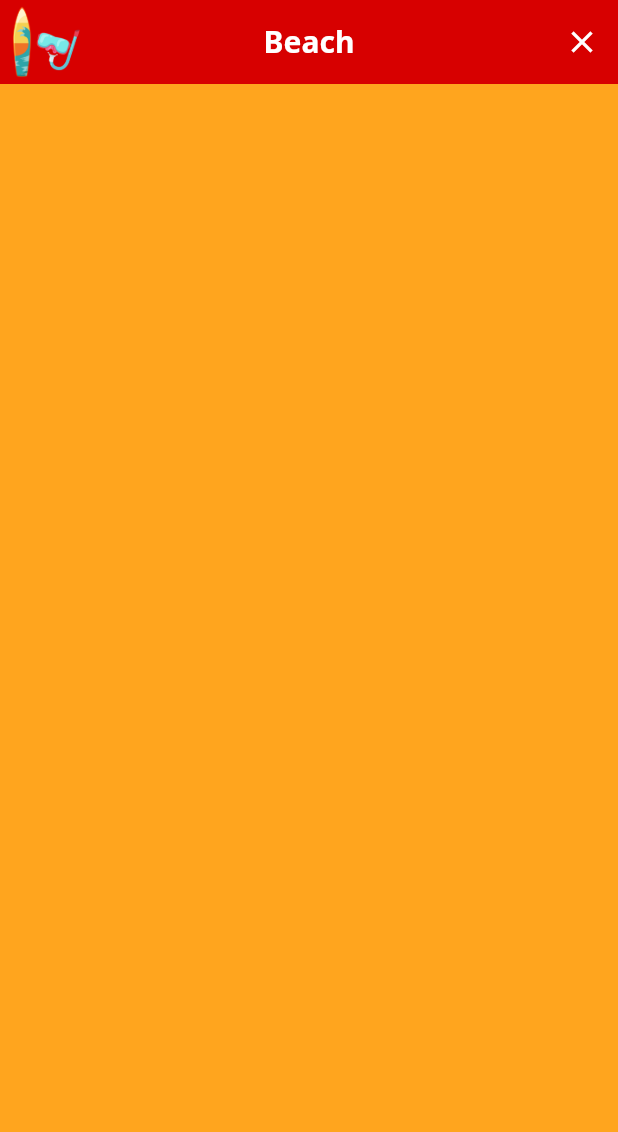
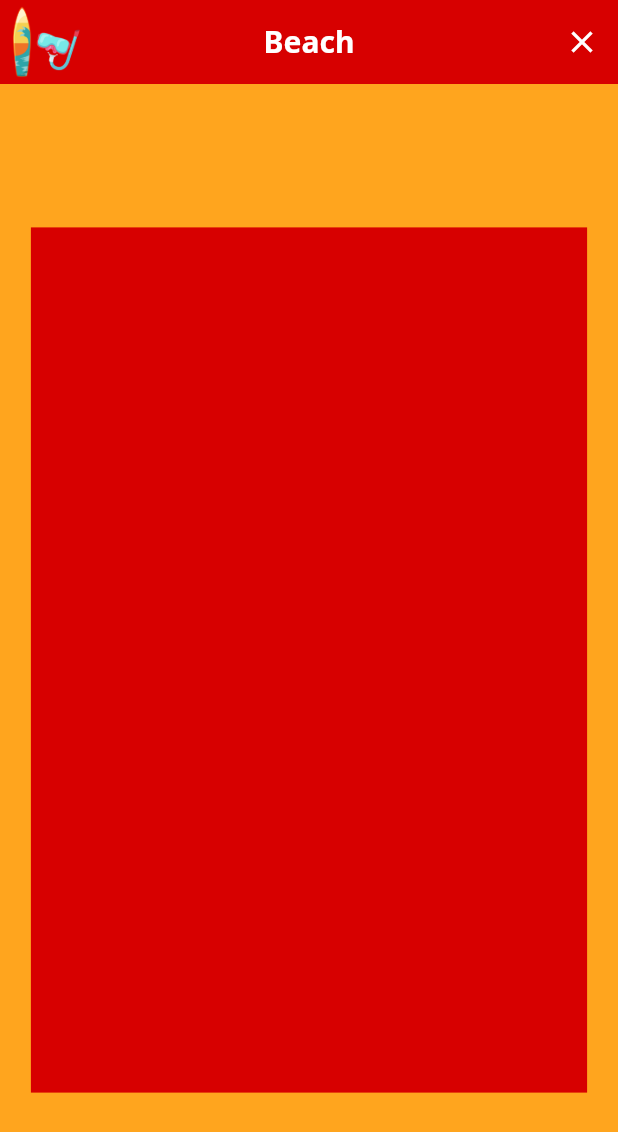
Before and after one commit to peterramsis/learn_app, a Flutter app: the screen it shows after launch, after a tap on "Beach", on a phone screen of 412 x 824 dp. Shown: the top 1132 px of the screen. Run offline on Flutter 3.47's test engine with Material 2 defaults, Android fonts, the phone set to English and light mode, and no system bars; our stand-ins replace google_fonts.

Commit message:
flip card animate

```diff
--- /dev/null
+++ b/lib/animations/half_filp_animation.dart
@@ -0,0 +1,78 @@
+import 'dart:math';
+
+import 'package:flutter/material.dart';
+
+class HalfFlipAnimation extends StatefulWidget {
+  const HalfFlipAnimation(
+      {required this.child,
+        required this.animate,
+        required this.reset,
+        required this.flipFromHalfWay,
+        required this.animationCompleted,
+        Key? key})
+      : super(key: key);
+
+  final Widget child;
+  final bool animate;
+  final bool reset;
+  final bool flipFromHalfWay;
+  final VoidCallback animationCompleted;
+
+  @override
+  State<HalfFlipAnimation> createState() => _HalfFlipAnimationState();
+}
+
+class _HalfFlipAnimationState extends State<HalfFlipAnimation>
+    with SingleTickerProviderStateMixin {
+  late final AnimationController _animationController;
+
+  @override
+  initState() {
+    _animationController = AnimationController(
+        duration: const Duration(milliseconds: 300), vsync: this)
+      ..addListener(() {
+        if (_animationController.isCompleted) {
+          widget.animationCompleted.call();
+        }
+      });
+    super.initState();
+  }
+
+  @override
+  dispose() {
+    _animationController.dispose();
+    super.dispose();
+  }
+
+  @override
+  didUpdateWidget(covariant oldWidget) {
+    if (widget.reset) {
+      _animationController.reset();
+    }
+
+    if (widget.animate) {
+      _animationController.forward();
+    }
+    super.didUpdateWidget(oldWidget);
+  }
+
+  @override
+  Widget build(BuildContext context) {
+    double rotationAdjustment = 0;
+    if (widget.flipFromHalfWay) {
+      rotationAdjustment = pi / 2;
+    }
+
+    return AnimatedBuilder(
+      animation: _animationController,
+      builder: (context, child) => Transform(
+        alignment: Alignment.center,
+        transform: Matrix4.identity()
+          ..setEntry(3, 2, 0.001)
+          ..rotateY((_animationController.value * pi) / 2)
+          ..rotateY(rotationAdjustment),
+        child: widget.child,
+      ),
+    );
+  }
+}
--- /dev/null
+++ b/lib/animations/slide_animation.dart
@@ -0,0 +1,75 @@
+
+
+import 'package:flutter/material.dart';
+import 'package:learn/config/contstants.dart';
+import 'package:learn/enum/slide_direction.dart';
+
+class SlideAnimation extends StatefulWidget {
+  const SlideAnimation({Key? key , required this.child , required this.direction , this.animate = true}) : super(key: key);
+
+  final Widget child;
+  final SlideDirection direction;
+  final bool animate;
+  @override
+  State<SlideAnimation> createState() => _SlideAnimationState();
+}
+
+class _SlideAnimationState extends State<SlideAnimation>  with SingleTickerProviderStateMixin {
+
+  late final AnimationController _animationController;
+
+
+  @override
+  initState() {
+    _animationController = AnimationController(
+        duration: const Duration(milliseconds: 1000), vsync: this);
+
+    if(widget.animate){
+      _animationController.forward();
+    }
+
+    super.initState();
+  }
+
+  @override
+  void didUpdateWidget(covariant SlideAnimation oldWidget) {
+    if(widget.animate){
+      _animationController.forward();
+    }
+    super.didUpdateWidget(oldWidget);
+  }
+  @override
+  void dispose() {
+    _animationController.dispose();
+    super.dispose();
+  }
+  @override
+  Widget build(BuildContext context) {
+    late final Animation<Offset> animtaion;
+    Tween<Offset> tween;
+    switch (widget.direction) {
+      case SlideDirection.leftAway:
+        tween = Tween<Offset>(begin: const Offset(0, 0), end: const Offset(-1, 0));
+        break;
+      case SlideDirection.rightAway:
+        tween = Tween<Offset>(begin: const Offset(0, 0), end: const Offset(1, 0));
+        break;
+      case SlideDirection.leftIn:
+        tween = Tween<Offset>(begin: const Offset(-1, 0), end: const Offset(0, 0));
+        break;
+      case SlideDirection.rightIn:
+        tween = Tween<Offset>(begin: const Offset(1, 0), end: const Offset(0, 0));
+        break;
+      case SlideDirection.upIn:
+        tween = Tween<Offset>(begin: const Offset(0, 1), end: const Offset(0, 0));
+        break;
+      case SlideDirection.none:
+        tween = Tween<Offset>(begin: const Offset(0, 0), end: const Offset(0, 0));
+        break;
+    }
+
+    animtaion = tween.animate(CurvedAnimation(parent: _animationController, curve: Curves.easeInOut));
+
+    return SlideTransition(position: animtaion, child: widget.child);
+  }
+}
--- /dev/null
+++ b/lib/components/flash_card_page/card_one.dart
@@ -0,0 +1,42 @@
+import 'package:flutter/material.dart';
+import 'package:learn/animations/half_filp_animation.dart';
+import 'package:learn/animations/slide_animation.dart';
+import 'package:learn/enum/slide_direction.dart';
+import 'package:learn/notifiers/FlashcardNotifier.dart';
+import 'package:provider/provider.dart';
+
+class CardOne extends StatefulWidget {
+  const CardOne({Key? key}) : super(key: key);
+
+  @override
+  State<CardOne> createState() => _CardOneState();
+}
+
+class _CardOneState extends State<CardOne> {
+  @override
+  Widget build(BuildContext context) {
+    return Consumer<FlashcardsNotifier>(builder: (_,notifier,__){
+      final size = MediaQuery.of(context).size;
+      return HalfFlipAnimation(
+        animate: notifier.flipCard1,
+        animationCompleted: (){
+          notifier.runFlipCardTwo();
+        },
+        reset: false,
+        flipFromHalfWay: false,
+        child: SlideAnimation(
+          direction: SlideDirection.upIn,
+          child: Center(
+            child: Container(
+              width: size.width * .90,
+              height: size.height * .70,
+              decoration: BoxDecoration(
+                  color: Theme.of(context).primaryColor
+              ),
+            ),
+          ),
+        ),
+      );
+    });
+  }
+}
--- /dev/null
+++ b/lib/components/flash_card_page/card_two.dart
@@ -0,0 +1,42 @@
+import 'package:flutter/material.dart';
+import 'package:learn/animations/half_filp_animation.dart';
+import 'package:learn/animations/slide_animation.dart';
+import 'package:learn/enum/slide_direction.dart';
+import 'package:learn/notifiers/FlashcardNotifier.dart';
+import 'package:provider/provider.dart';
+
+class CardTwo extends StatefulWidget {
+  const CardTwo({Key? key}) : super(key: key);
+
+  @override
+  State<CardTwo> createState() => _CardTwoState();
+}
+
+class _CardTwoState extends State<CardTwo> {
+  @override
+  Widget build(BuildContext context) {
+    return Consumer<FlashcardsNotifier>(builder: (_,notifier,__){
+      final size = MediaQuery.of(context).size;
+      return HalfFlipAnimation(
+        animate: notifier.flipCard2,
+        animationCompleted: (){
+
+        },
+        reset: false,
+        flipFromHalfWay: true,
+        child: SlideAnimation(
+          direction: SlideDirection.upIn,
+          child: Center(
+            child: Container(
+              width: size.width * .90,
+              height: size.height * .70,
+              decoration: BoxDecoration(
+                  color: Theme.of(context).primaryColor
+              ),
+            ),
+          ),
+        ),
+      );
+    });
+  }
+}
--- a/lib/config/contstants.dart
+++ b/lib/config/contstants.dart
@@ -3,3 +3,4 @@ import 'package:flutter/material.dart';
 const Color kRed = Color.fromARGB(255, 215, 0, 0);
 const Color kYellow = Color.fromARGB(255, 255, 165, 30);
 const kIconPadding = 0.08;
+const kSlideAwayDuration = 600;
--- /dev/null
+++ b/lib/enum/slide_direction.dart
@@ -0,0 +1 @@
+enum SlideDirection { none, leftAway, rightAway, upIn, leftIn, rightIn }
--- a/lib/notifiers/FlashcardNotifier.dart
+++ b/lib/notifiers/FlashcardNotifier.dart
@@ -2,9 +2,20 @@ import 'package:flutter/cupertino.dart';
 
 class FlashcardsNotifier extends ChangeNotifier{
   String topic = "";
+  bool flipCard1 = false;
+  bool flipCard2 = false;
 
   setTopic({required String topic}){
     this.topic = topic;
     notifyListeners();
   }
+
+  runFlipCardOne(){
+    flipCard1 = true;
+    notifyListeners();
+  }
+  runFlipCardTwo(){
+    flipCard2 = true;
+    notifyListeners();
+  }
 }
--- a/lib/pages/flash_card_page.dart
+++ b/lib/pages/flash_card_page.dart
@@ -1,5 +1,11 @@
 import 'package:flutter/material.dart';
+import 'package:learn/animations/half_filp_animation.dart';
+import 'package:learn/animations/slide_animation.dart';
 import 'package:learn/components/app/CustomAppBar.dart';
+import 'package:learn/components/flash_card_page/card_one.dart';
+import 'package:learn/components/flash_card_page/card_two.dart';
+import 'package:learn/config/contstants.dart';
+import 'package:learn/enum/slide_direction.dart';
 import 'package:learn/notifiers/FlashcardNotifier.dart';
 import 'package:learn/pages/home_page.dart';
 import 'package:provider/provider.dart';
@@ -13,11 +19,23 @@ class FlashcardsPage extends StatefulWidget {
 class _FlashcardsPageState extends State<FlashcardsPage> {
   @override
   Widget build(BuildContext context) {
+    final size = MediaQuery.of(context).size;
     return Consumer<FlashcardsNotifier>(builder: (_, notifier, __){
-      return const Scaffold(
-        appBar: PreferredSize(
+      return  Scaffold(
+        appBar:  const PreferredSize(
           preferredSize: Size.fromHeight(56),
           child: CustomAppBar(),
+        ),
+        body: GestureDetector(
+          onDoubleTap: (){
+            notifier.runFlipCardOne();
+          },
+          child:const Stack(
+            children: [
+              CardTwo(),
+              CardOne()
+            ],
+          ),
         ),
       );
     });
```
